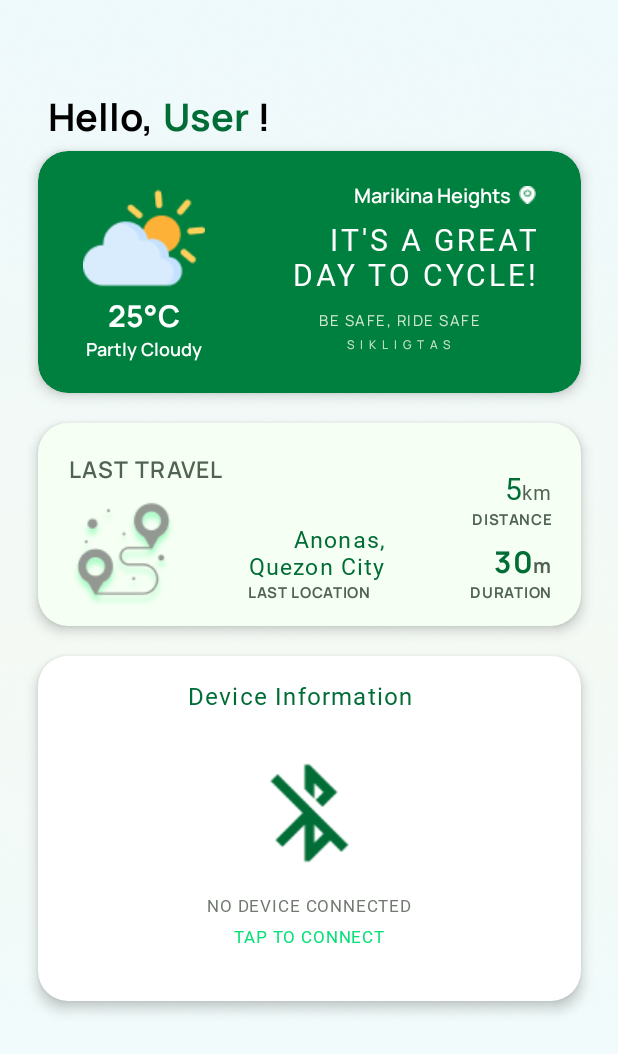
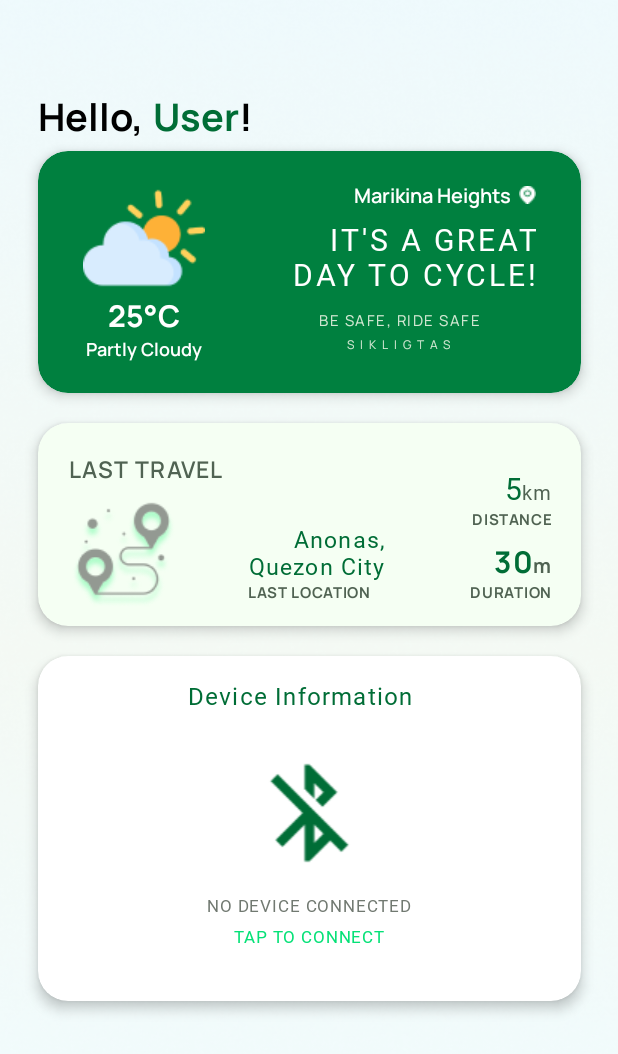
Before and after one commit to qinbguzman-tip/Sikligtas, an Android app: the layout activity_home.xml on its own in the app's theme, with its tools: preview values and no code run, on a phone screen of 412 x 824 dp. Shown: the top 1054 px of the screen. Run offline under Robolectric (Android 15) with nearby library versions, the phone set to English and light mode, and no system bars.

Commit message:
Home UI Layout Updated

```diff
--- a/app/src/main/res/layout/activity_home.xml
+++ b/app/src/main/res/layout/activity_home.xml
@@ -11,10 +11,9 @@
         android:id="@+id/greetlbl"
         android:layout_width="wrap_content"
         android:layout_height="wrap_content"
+        android:layout_marginStart="25dp"
+        android:layout_marginTop="60dp"
         android:orientation="horizontal"
-        android:layout_marginTop="60dp"
-        android:layout_marginEnd="200dp"
-        app:layout_constraintEnd_toEndOf="parent"
         app:layout_constraintStart_toStartOf="parent"
         app:layout_constraintTop_toTopOf="parent">
 
@@ -26,22 +25,23 @@
             android:text="Hello,"
             android:textColor="@color/black"
             android:textSize="25sp" />
+
         <TextView
             android:id="@+id/userName"
             android:layout_width="wrap_content"
             android:layout_height="wrap_content"
+            android:layout_marginStart="5dp"
             android:fontFamily="@font/manrope_bold"
             android:text="User"
-            android:layout_marginStart="5dp"
             android:textColor="@color/md_theme_light_primary"
             android:textSize="25sp" />
+
         <TextView
             android:id="@+id/exclamation"
             android:layout_width="wrap_content"
             android:layout_height="wrap_content"
             android:fontFamily="@font/manrope_bold"
             android:text="!"
-            android:layout_marginStart="5dp"
             android:textColor="@color/black"
             android:textSize="25sp" />
     </LinearLayout>
```
